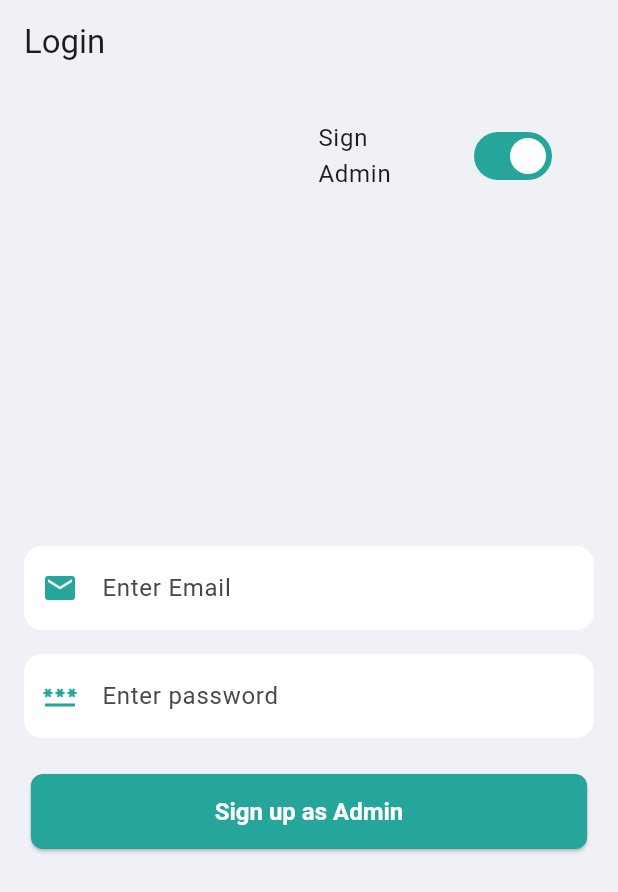
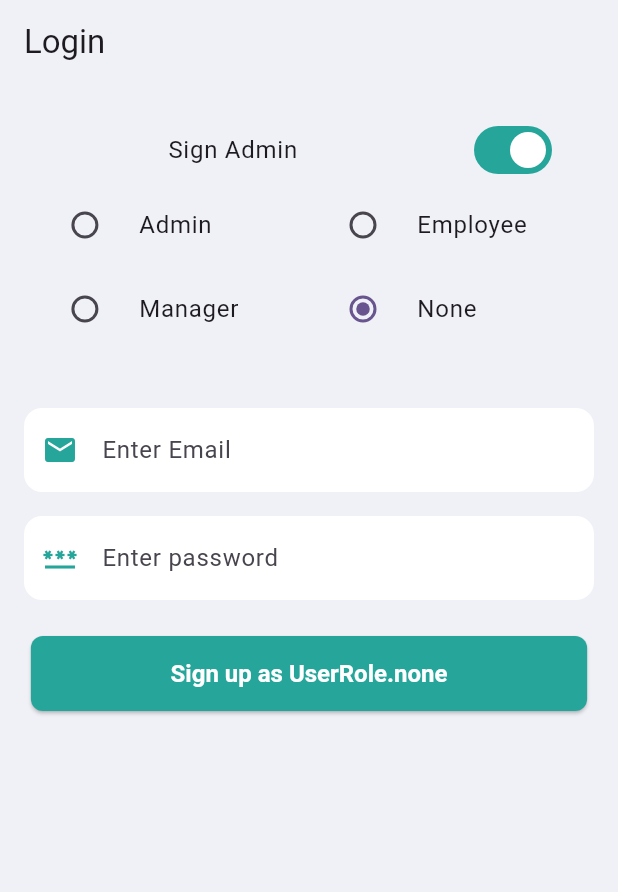
Before and after one commit to siriusanjan/expe_tracking, a Flutter app: the screen it shows after launch, after a tap on "Sign Admin", on a phone screen of 412 x 824 dp. Shown: the top 892 px of the screen. Run offline on Flutter 3.47's test engine with Material 3 defaults, Android fonts, the light colour scheme and no system bars; our stand-ins replace cloud_firestore, connectivity_plus, firebase_auth, firebase_core, firebase_messaging, firebase_remote_config and 8 more; accounts and stored records are empty.

Commit message:
my licnse

```diff
--- a/lib/data_domain/login/login_helper.dart
+++ b/lib/data_domain/login/login_helper.dart
@@ -6,24 +6,24 @@ import '../storage/auth_helper.dart';
 import '../utils/AppDialogue.dart';
 import '../utils/base_data_controller.dart';
 
-
 class LoginHelper {
   final formKey = GlobalKey<FormState>();
   final TextEditingController emailController = TextEditingController();
   final TextEditingController passwordController = TextEditingController();
-  bool adminSignUp = false;
+  bool doSignUp = false;
   Function setLoginState;
   String emailPattern = r'^[a-zA-Z0-9._%+-]+@[a-zA-Z0-9.-]+\.[a-zA-Z]{2,}$';
+  UserRole adminRole = UserRole.none;
 
   LoginHelper(this.setLoginState);
 
   void toggleAdmin(bool value) {
-    adminSignUp = !adminSignUp;
+    doSignUp = !doSignUp;
     setLoginState();
   }
 
   Future<bool> autoLogin(BuildContext context) async {
-   return  BaseDataController().autoLogin(context);
+    return BaseDataController().autoLogin(context);
   }
 
   Future<void> processSign({required BuildContext context}) async {
@@ -32,12 +32,12 @@ class LoginHelper {
     }
     if (formKey.currentState!.validate()) {
       AppDialogue.showLoadingDialog(context);
-      if (adminSignUp) {
+      if (doSignUp) {
         await BaseDataController()
             .createUserWithRole(
                 email: emailController.text.trim(),
                 password: passwordController.text,
-                userRole: UserRole.manager,
+                userRole: adminRole,
                 catchErrorMessage: (message) {
                   Navigator.pop(context);
                   AppDialogue.noUserFoundSnackBar(
@@ -50,9 +50,9 @@ class LoginHelper {
           Navigator.pop(context);
           AppDialogue.noUserFoundSnackBar(
               context: context,
-              message: "Admin created\n Proceed SignIn",
+              message: "${adminRole.name} created\n Proceed SignIn",
               color: Colors.green.shade900);
-          adminSignUp = false;
+          doSignUp = false;
         });
       } else {
         login(context: context);
@@ -89,8 +89,11 @@ class LoginHelper {
       Navigator.pushNamedAndRemoveUntil(
         context,
         ParentView.route, // Named route for LoginScreen
-            (route) => route.settings.name == ParentView.route, // Removes all previous routes
-      );    });
+        (route) =>
+            route.settings.name ==
+            ParentView.route, // Removes all previous routes
+      );
+    });
   }
 
   void onDispose() {}
--- a/lib/data_domain/main_expenses/expenses_helper.dart
+++ b/lib/data_domain/main_expenses/expenses_helper.dart
@@ -34,8 +34,11 @@ class ExpensesHelper {
     if (BaseDataController().currentUserRole == UserRole.admin) {
       return await BaseDataController()
           .getExpensesByStatus(ExpensesStatusEnum.approved.name);
+    } else if (BaseDataController().currentUserRole == UserRole.manager) {
+      return await BaseDataController().getAllExpenses();
     } else {
-      return await BaseDataController().getAllExpenses();
+      return await BaseDataController()
+          .getUserExpenses(BaseDataController().user?.uid ?? "");
     }
   }
 
--- a/lib/data_domain/storage/auth_helper.dart
+++ b/lib/data_domain/storage/auth_helper.dart
@@ -28,6 +28,7 @@ class AuthHelper {
 
   /// 🔹 Save  notification token after login
   static Future<void> saveNotificationToken(String token) async {
+    print("myToke " +token);
     final SharedPreferences prefs = await SharedPreferences.getInstance();
     await prefs.setString('notificationToken', token);
   }
--- a/lib/data_domain/storage/database_helper.dart
+++ b/lib/data_domain/storage/database_helper.dart
@@ -200,4 +200,8 @@ class DatabaseHelper {
     await db.update('expenses', expense.toMap(),
         where: 'expId = ?', whereArgs: [expense.expId]);
   }
+  Future<void> clearAllExpenses() async {
+    final db = await instance.database;
+    await db.delete('expenses'); // Deletes all rows in the table
+  }
 }
--- a/lib/data_domain/utils/base_data_controller.dart
+++ b/lib/data_domain/utils/base_data_controller.dart
@@ -2,6 +2,7 @@ import 'dart:io';
 
 import 'package:cloud_firestore/cloud_firestore.dart';
 import 'package:expe_traking/data_domain/firebase/firebase_utils.dart';
+import 'package:expe_traking/data_domain/storage/database_helper.dart';
 import 'package:firebase_auth/firebase_auth.dart';
 import 'package:firebase_storage/firebase_storage.dart';
 import 'package:flutter/cupertino.dart';
@@ -142,6 +143,7 @@ class BaseDataController {
     currentUserRole = UserRole.none;
     user = null;
     BaseDataController().filterMap = {};
+    DatabaseHelper.instance.clearAllExpenses();
     await AuthHelper.logout();
   }
 }
--- a/lib/ui_layer/login/login_sceen.dart
+++ b/lib/ui_layer/login/login_sceen.dart
@@ -1,3 +1,4 @@
+import 'package:expe_traking/data_domain/firebase/firebase_utils.dart';
 import 'package:expe_traking/data_domain/login/login_helper.dart';
 import 'package:flutter/material.dart';
 
@@ -20,7 +21,7 @@ class _LoginScreenState extends State<LoginScreen> {
   bool showManual = false;
 
   @override
-  void initState()  {
+  void initState() {
     // TODO: implement initState
     super.initState();
     loginHelper = LoginHelper(setLoginState);
@@ -33,8 +34,11 @@ class _LoginScreenState extends State<LoginScreen> {
         Navigator.pushNamedAndRemoveUntil(
           context,
           ParentView.route, // Named route for LoginScreen
-              (route) => route.settings.name == ParentView.route, // Removes all previous routes
-        );      }
+          (route) =>
+              route.settings.name ==
+              ParentView.route, // Removes all previous routes
+        );
+      }
     });
   }
 
@@ -47,6 +51,7 @@ class _LoginScreenState extends State<LoginScreen> {
     return !showManual
         ? const CircularProgressIndicator()
         : Scaffold(
+            resizeToAvoidBottomInset: false,
             appBar: AppBar(title: const Text("Login")),
             body: Padding(
               padding: const EdgeInsets.all(16.0),
@@ -55,23 +60,102 @@ class _LoginScreenState extends State<LoginScreen> {
                   Align(
                     alignment: Alignment.topRight,
                     child: SizedBox(
-                      width: 200,
+                      width: 300,
                       height: 50,
                       child: SwitchListTile(
                         title: const Text("Sign Admin"),
                         activeTrackColor: AppValues.primaryColor,
                         activeColor: Colors.white,
                         inactiveTrackColor: Colors.grey.shade200,
-                        value: loginHelper.adminSignUp,
+                        value: loginHelper.doSignUp,
                         onChanged: loginHelper.toggleAdmin,
                       ),
                     ),
                   ),
+                  if (loginHelper
+                      .doSignUp) // Show role selection when admin sign-up is enabled
+                    Container(
+                      height: 150,
+                      child: SingleChildScrollView(
+                        scrollDirection: Axis.horizontal,
+                        // This makes it scroll horizontally
+                        child: SizedBox(
+                            child: Row(
+                          mainAxisSize: MainAxisSize.min,
+                          children: [
+                            Column(
+                              children: [
+                                Container(
+                                  width: AppValues.mainScreenWidth * 0.45,
+                                  child: RadioListTile<UserRole>(
+                                    title: const Text("Admin"),
+                                    value: UserRole.admin,
+                                    groupValue: loginHelper.adminRole,
+                                    onChanged: (value) {
+                                      if (value != null) {
+                                        loginHelper.adminRole = value;
+                                        setState(() {});
+                                      }
+                                    },
+                                  ),
+                                ),
+                                Container(
+                                    width: AppValues.mainScreenWidth * 0.45,
+                                    child: RadioListTile<UserRole>(
+                                      title: const Text("Manager"),
+                                      value: UserRole.manager,
+                                      groupValue: loginHelper.adminRole,
+                                      onChanged: (value) {
+                                        if (value != null) {
+                                          loginHelper.adminRole = value;
+                                          setState(() {});
+                                        }
+                                      },
+                                    )),
+                              ],
+                            ),
+                            Column(
+                              children: [
+                                Container(
+                                    width: AppValues.mainScreenWidth * 0.45,
+                                    child: RadioListTile<UserRole>(
+                                      title: const Text("Employee"),
+                                      value: UserRole.employee,
+                                      groupValue: loginHelper.adminRole,
+                                      onChanged: (value) {
+                                        if (value != null) {
+                                          loginHelper.adminRole = value;
+                                          setState(() {});
+                                        }
+                                      },
+                                    )),
+                                Container(
+                                    width: AppValues.mainScreenWidth * 0.45,
+                                    child: RadioListTile<UserRole>(
+                                      title: const Text(
+                                        "None",
+                                      ),
+                                      value: UserRole.none,
+                                      groupValue: loginHelper.adminRole,
+                                      onChanged: (value) {
+                                        if (value != null) {
+                                          loginHelper.adminRole = value;
+                                          setState(() {});
+                                        }
+                                      },
+                                    )),
+                              ],
+                            )
+                          ],
+                        )),
+                      ),
+                    ),
                   Expanded(
                     child: Form(
                       key: loginHelper.formKey,
                       child: Column(
-                        mainAxisAlignment: MainAxisAlignment.center,
+                        mainAxisAlignment: loginHelper
+                            .doSignUp?MainAxisAlignment.start:MainAxisAlignment.center,
                         children: [
                           TextFieldWidget(
                             hintText: "Enter Email",
@@ -90,7 +174,7 @@ class _LoginScreenState extends State<LoginScreen> {
                             textEditingController:
                                 loginHelper.passwordController,
                             validatorErrorString:
-                                "Please enter your password length geater than 6",
+                                "Please enter your password length greater than 6",
                           ),
                           const SizedBox(height: 24),
                           ElevatedButton(
@@ -99,8 +183,8 @@ class _LoginScreenState extends State<LoginScreen> {
                             },
                             style: AppStyles.elevatedButtonStyle(),
                             child: Text(
-                              loginHelper.adminSignUp
-                                  ? "Sign up as Admin"
+                              loginHelper.doSignUp
+                                  ? "Sign up as ${loginHelper.adminRole}"
                                   : "Login",
                               style: const TextStyle(color: Colors.white),
                             ),
```
Also changed, not shown: lib/ui_layer/main_expenses/view/expenses_list_screen.dart (+10 -1 lines), 1 other file. Lines whose indentation alone changed are shown as unchanged.
